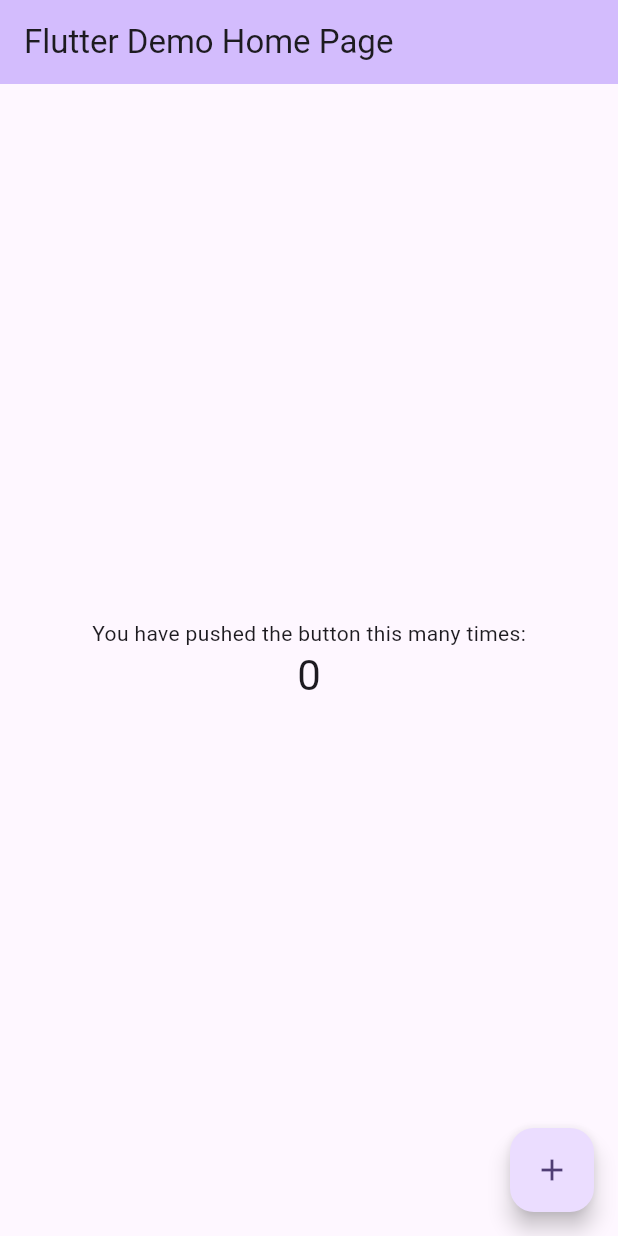
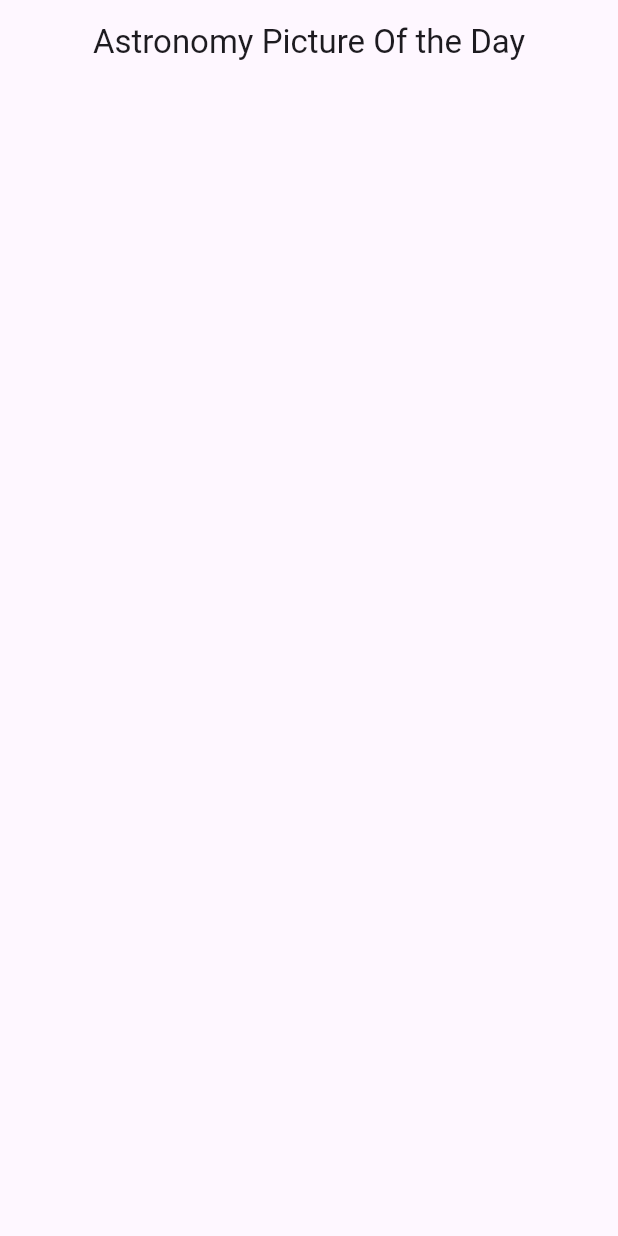
Before and after one commit to cechinel/APOD, a Flutter app: the screen it shows after launch, on a phone screen of 412 x 824 dp. Run offline on Flutter 3.47's test engine with Material 3 defaults, Android fonts, the phone set to English and light mode, and no system bars; our stand-ins replace flutter_modular.

Commit message:
feat: initial project structure

```diff
--- /dev/null
+++ b/lib/app/presentation/home/home_page.dart
@@ -0,0 +1,21 @@
+import 'package:flutter/material.dart';
+
+class HomePage extends StatefulWidget {
+  const HomePage({super.key});
+
+  @override
+  State<HomePage> createState() => _HomePageState();
+}
+
+class _HomePageState extends State<HomePage> {
+  @override
+  Widget build(BuildContext context) {
+    return Scaffold(
+      appBar: AppBar(
+        title: const Text('Astronomy Picture Of the Day'),
+        centerTitle: true,
+      ),
+      body: Container(),
+    );
+  }
+}
--- a/lib/main.dart
+++ b/lib/main.dart
@@ -1,125 +1,14 @@
 import 'package:flutter/material.dart';
+import 'package:flutter_modular/flutter_modular.dart';
+
+import 'module/app_module.dart';
+import 'module/app_widget.dart';
 
 void main() {
-  runApp(const MyApp());
+  runApp(
+    ModularApp(
+      module: AppModule(),
+      child: const AppWidget(),
+    ),
+  );
 }
-
-class MyApp extends StatelessWidget {
-  const MyApp({super.key});
-
-  // This widget is the root of your application.
-  @override
-  Widget build(BuildContext context) {
-    return MaterialApp(
-      title: 'Flutter Demo',
-      theme: ThemeData(
-        // This is the theme of your application.
-        //
-        // TRY THIS: Try running your application with "flutter run". You'll see
-        // the application has a purple toolbar. Then, without quitting the app,
-        // try changing the seedColor in the colorScheme below to Colors.green
-        // and then invoke "hot reload" (save your changes or press the "hot
-        // reload" button in a Flutter-supported IDE, or press "r" if you used
-        // the command line to start the app).
-        //
-        // Notice that the counter didn't reset back to zero; the application
-        // state is not lost during the reload. To reset the state, use hot
-        // restart instead.
-        //
-        // This works for code too, not just values: Most code changes can be
-        // tested with just a hot reload.
-        colorScheme: ColorScheme.fromSeed(seedColor: Colors.deepPurple),
-        useMaterial3: true,
-      ),
-      home: const MyHomePage(title: 'Flutter Demo Home Page'),
-    );
-  }
-}
-
-class MyHomePage extends StatefulWidget {
-  const MyHomePage({super.key, required this.title});
-
-  // This widget is the home page of your application. It is stateful, meaning
-  // that it has a State object (defined below) that contains fields that affect
-  // how it looks.
-
-  // This class is the configuration for the state. It holds the values (in this
-  // case the title) provided by the parent (in this case the App widget) and
-  // used by the build method of the State. Fields in a Widget subclass are
-  // always marked "final".
-
-  final String title;
-
-  @override
-  State<MyHomePage> createState() => _MyHomePageState();
-}
-
-class _MyHomePageState extends State<MyHomePage> {
-  int _counter = 0;
-
-  void _incrementCounter() {
-    setState(() {
-      // This call to setState tells the Flutter framework that something has
-      // changed in this State, which causes it to rerun the build method below
-      // so that the display can reflect the updated values. If we changed
-      // _counter without calling setState(), then the build method would not be
-      // called again, and so nothing would appear to happen.
-      _counter++;
-    });
-  }
-
-  @override
-  Widget build(BuildContext context) {
-    // This method is rerun every time setState is called, for instance as done
-    // by the _incrementCounter method above.
-    //
-    // The Flutter framework has been optimized to make rerunning build methods
-    // fast, so that you can just rebuild anything that needs updating rather
-    // than having to individually change instances of widgets.
-    return Scaffold(
-      appBar: AppBar(
-        // TRY THIS: Try changing the color here to a specific color (to
-        // Colors.amber, perhaps?) and trigger a hot reload to see the AppBar
-        // change color while the other colors stay the same.
-        backgroundColor: Theme.of(context).colorScheme.inversePrimary,
-        // Here we take the value from the MyHomePage object that was created by
-        // the App.build method, and use it to set our appbar title.
-        title: Text(widget.title),
-      ),
-      body: Center(
-        // Center is a layout widget. It takes a single child and positions it
-        // in the middle of the parent.
-        child: Column(
-          // Column is also a layout widget. It takes a list of children and
-          // arranges them vertically. By default, it sizes itself to fit its
-          // children horizontally, and tries to be as tall as its parent.
-          //
-          // Column has various properties to control how it sizes itself and
-          // how it positions its children. Here we use mainAxisAlignment to
-          // center the children vertically; the main axis here is the vertical
-          // axis because Columns are vertical (the cross axis would be
-          // horizontal).
-          //
-          // TRY THIS: Invoke "debug painting" (choose the "Toggle Debug Paint"
-          // action in the IDE, or press "p" in the console), to see the
-          // wireframe for each widget.
-          mainAxisAlignment: MainAxisAlignment.center,
-          children: <Widget>[
-            const Text(
-              'You have pushed the button this many times:',
-            ),
-            Text(
-              '$_counter',
-              style: Theme.of(context).textTheme.headlineMedium,
-            ),
-          ],
-        ),
-      ),
-      floatingActionButton: FloatingActionButton(
-        onPressed: _incrementCounter,
-        tooltip: 'Increment',
-        child: const Icon(Icons.add),
-      ), // This trailing comma makes auto-formatting nicer for build methods.
-    );
-  }
-}
--- /dev/null
+++ b/lib/module/app_module.dart
@@ -0,0 +1,18 @@
+import 'package:flutter_modular/flutter_modular.dart';
+
+import '../app/presentation/home/home_page.dart';
+
+class AppModule extends Module {
+  @override
+  void binds(i) {}
+
+  @override
+  void routes(RouteManager r) {
+    r.add(
+      ChildRoute(
+        "/",
+        child: (context) => const HomePage(),
+      ),
+    );
+  }
+}
--- /dev/null
+++ b/lib/module/app_widget.dart
@@ -0,0 +1,16 @@
+import 'package:flutter/material.dart';
+import 'package:flutter_modular/flutter_modular.dart';
+
+class AppWidget extends StatelessWidget {
+  const AppWidget({super.key});
+
+  @override
+  Widget build(BuildContext context) {
+    return MaterialApp.router(
+      title: 'Astronomy Picture Of the Day',
+      theme: ThemeData(primarySwatch: Colors.indigo),
+      debugShowCheckedModeBanner: false,
+      routerConfig: Modular.routerConfig,
+    );
+  }
+}
```
Also changed, not shown: 1 other file.
